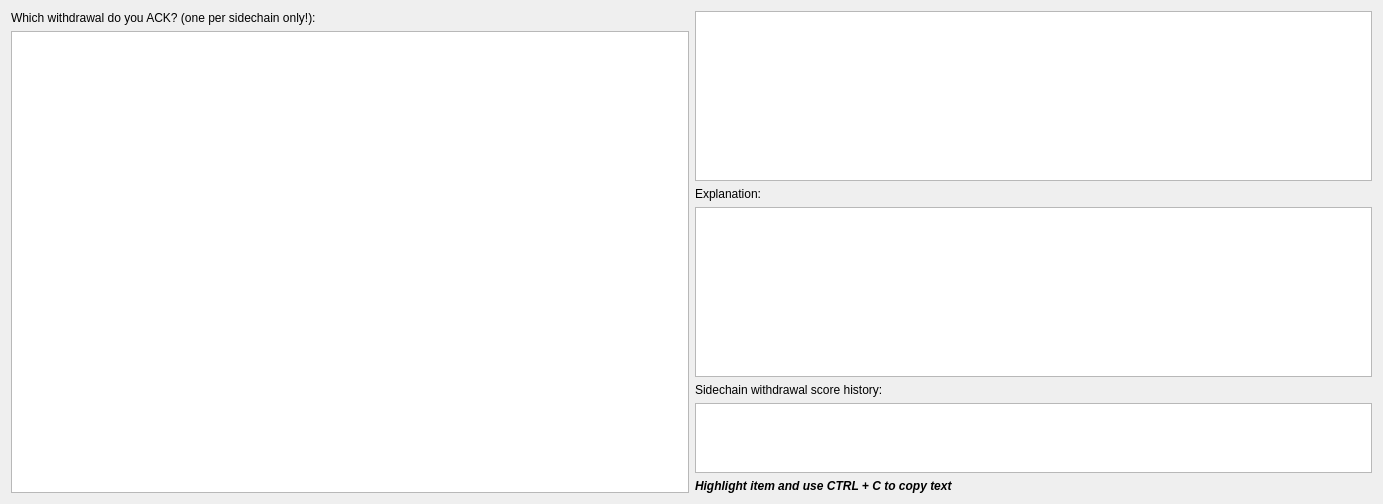
This is src/qt/forms/scdbdialog.ui in torkelrogstad/mainchain as Qt 5 draws it before an edit. The edited form follows.
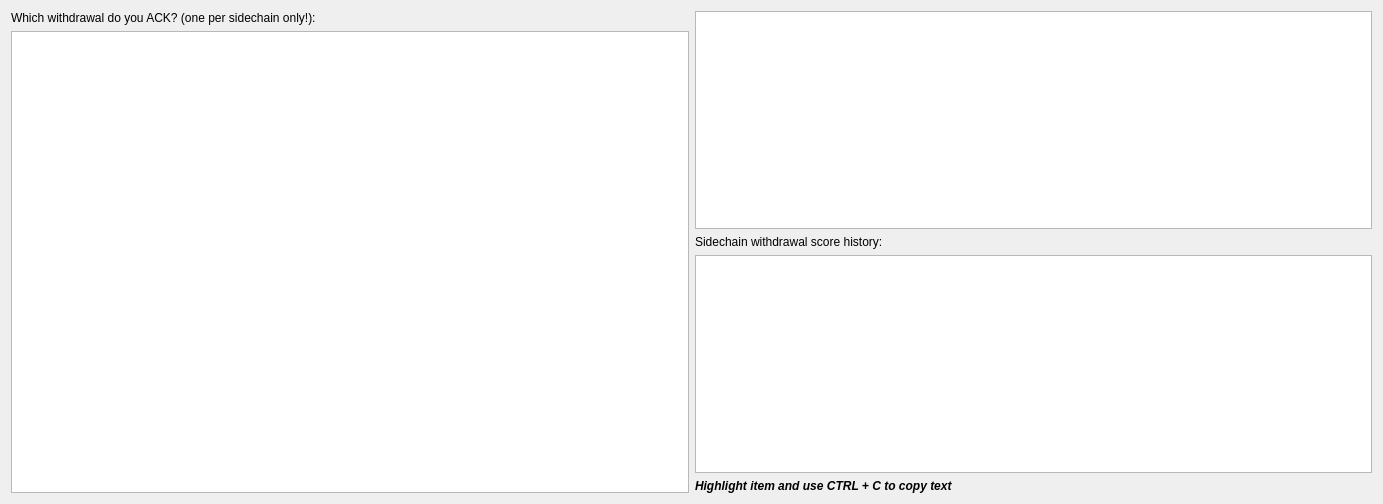
This is the edited form.

Commit message: Update SCDB window

```diff
--- a/src/qt/forms/scdbdialog.ui
+++ b/src/qt/forms/scdbdialog.ui
@@ -89,40 +89,6 @@
          </item>
         </layout>
        </item>
-       <item>
-        <widget class="QLabel" name="label_3">
-         <property name="text">
-          <string>Explanation:</string>
-         </property>
-        </widget>
-       </item>
-       <item>
-        <layout class="QVBoxLayout" name="verticalLayout_5">
-         <property name="bottomMargin">
-          <number>0</number>
-         </property>
-         <item>
-          <widget class="QTreeWidget" name="treeWidgetNext">
-           <property name="font">
-            <font>
-             <family>Noto Mono</family>
-            </font>
-           </property>
-           <property name="textElideMode">
-            <enum>Qt::ElideRight</enum>
-           </property>
-           <attribute name="headerVisible">
-            <bool>false</bool>
-           </attribute>
-           <column>
-            <property name="text">
-             <string notr="true">1</string>
-            </property>
-           </column>
-          </widget>
-         </item>
-        </layout>
-       </item>
        <item>
         <widget class="QLabel" name="label_2">
          <property name="text">
```
The commit also changes 2 other files.
